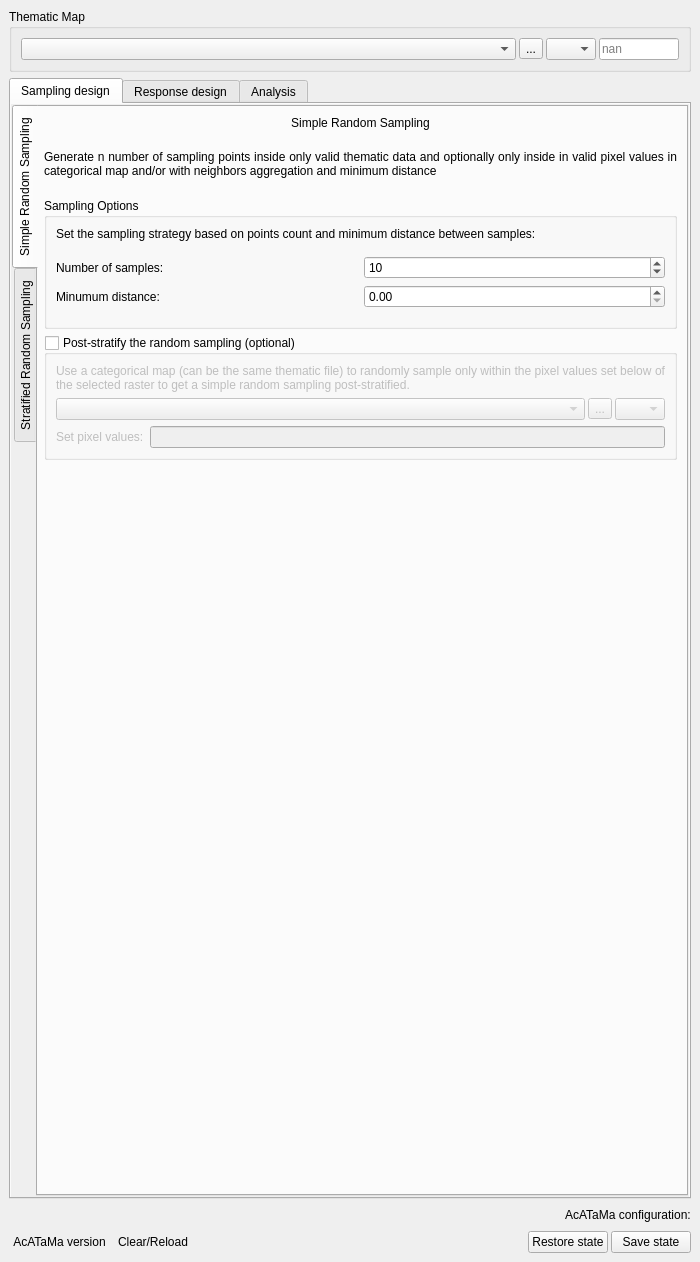
This is ui/acatama_dockwidget.ui in SMByC/AcATaMa as Qt 5 draws it before an edit. The edited form follows.
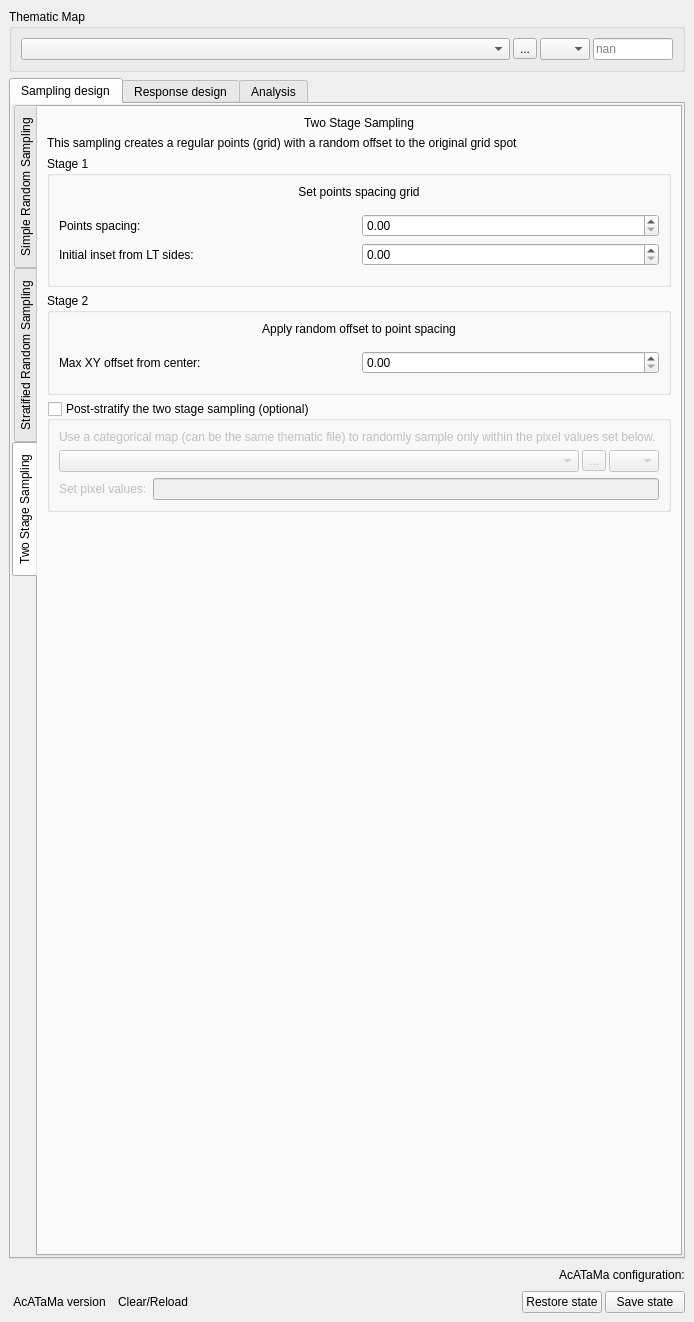
This is the edited form. The open tabs and pages were chosen to show the change. Icons and pictures are not drawn. Custom widgets are drawn as their Qt base class.

Commit message: Added a new sampling method: two-stage sampling using a point spacing grid with a random offset, but also with the option to post-stratified the sampling and the option of neighbours aggregation. With others fixes and changes.

```diff
--- a/ui/acatama_dockwidget.ui
+++ b/ui/acatama_dockwidget.ui
@@ -6,8 +6,8 @@
    <rect>
     <x>0</x>
     <y>0</y>
-    <width>700</width>
-    <height>1262</height>
+    <width>694</width>
+    <height>1322</height>
    </rect>
   </property>
   <property name="windowTitle">
@@ -851,6 +851,291 @@
                <zorder>verticalSpacer_4</zorder>
                <zorder>QGBox_3</zorder>
               </widget>
+              <widget class="QWidget" name="tab_TwoStageSampling">
+               <attribute name="title">
+                <string>Two Stage Sampling</string>
+               </attribute>
+               <layout class="QVBoxLayout" name="verticalLayout_7">
+                <item>
+                 <widget class="QLabel" name="label_22">
+                  <property name="text">
+                   <string>Two Stage Sampling</string>
+                  </property>
+                  <property name="alignment">
+                   <set>Qt::AlignCenter</set>
+                  </property>
+                 </widget>
+                </item>
+                <item>
+                 <widget class="QLabel" name="label_25">
+                  <property name="text">
+                   <string>This sampling creates a regular points (grid) with a random offset to the original grid spot</string>
+                  </property>
+                  <property name="alignment">
+                   <set>Qt::AlignJustify|Qt::AlignVCenter</set>
+                  </property>
+                  <property name="wordWrap">
+                   <bool>true</bool>
+                  </property>
+                 </widget>
+                </item>
+                <item>
+                 <widget class="QGroupBox" name="QGBox_5">
+                  <property name="title">
+                   <string>Stage 1</string>
+                  </property>
+                  <layout class="QVBoxLayout" name="verticalLayout_26">
+                   <item>
+                    <widget class="QLabel" name="label_32">
+                     <property name="text">
+                      <string>Set points spacing grid</string>
+                     </property>
+                     <property name="alignment">
+                      <set>Qt::AlignCenter</set>
+                     </property>
+                    </widget>
+                   </item>
+                   <item>
+                    <widget class="QWidget" name="widget_8" native="true">
+                     <layout class="QGridLayout" name="gridLayout_6">
+                      <property name="leftMargin">
+                       <number>0</number>
+                      </property>
+                      <property name="rightMargin">
+                       <number>0</number>
+                      </property>
+                      <item row="0" column="0">
+                       <widget class="QLabel" name="label_26">
+                        <property name="text">
+                         <string>Points spacing:</string>
+                        </property>
+                       </widget>
+                      </item>
+                      <item row="0" column="1">
+                       <widget class="QDoubleSpinBox" name="PointsSpacing_TwoSS"/>
+                      </item>
+                      <item row="1" column="0">
+                       <widget class="QLabel" name="label_27">
+                        <property name="text">
+                         <string>Initial inset from LT sides:</string>
+                        </property>
+                       </widget>
+                      </item>
+                      <item row="1" column="1">
+                       <widget class="QDoubleSpinBox" name="InitialInset_TwoSS"/>
+                      </item>
+                     </layout>
+                    </widget>
+                   </item>
+                  </layout>
+                 </widget>
+                </item>
+                <item>
+                 <widget class="QGroupBox" name="QGBox_6">
+                  <property name="title">
+                   <string>Stage 2</string>
+                  </property>
+                  <layout class="QVBoxLayout" name="verticalLayout_29">
+                   <item>
+                    <widget class="QLabel" name="label_7">
+                     <property name="text">
+                      <string>Apply random offset to point spacing</string>
+                     </property>
+                     <property name="alignment">
+                      <set>Qt::AlignCenter</set>
+                     </property>
+                    </widget>
+                   </item>
+                   <item>
+                    <widget class="QWidget" name="widget_11" native="true">
+                     <layout class="QGridLayout" name="gridLayout_7">
+                      <property name="leftMargin">
+                       <number>0</number>
+                      </property>
+                      <property name="rightMargin">
+                       <number>0</number>
+                      </property>
+                      <item row="0" column="0">
+                       <widget class="QLabel" name="label_31">
+                        <property name="text">
+                         <string>Max XY offset from center:</string>
+                        </property>
+                       </widget>
+                      </item>
+                      <item row="0" column="1">
+                       <widget class="QDoubleSpinBox" name="MaxDistanceRadius_TwoSS"/>
+                      </item>
+                     </layout>
+                    </widget>
+                   </item>
+                  </layout>
+                 </widget>
+                </item>
+                <item>
+                 <widget class="QGroupBox" name="QGBox_TwoSSwithCR">
+                  <property name="title">
+                   <string>Post-stratify the two stage sampling (optional)</string>
+                  </property>
+                  <property name="checkable">
+                   <bool>true</bool>
+                  </property>
+                  <property name="checked">
+                   <bool>false</bool>
+                  </property>
+                  <layout class="QVBoxLayout" name="verticalLayout_32">
+                   <item>
+                    <widget class="QWidget" name="widget_TwoSSwithCR" native="true">
+                     <layout class="QVBoxLayout" name="verticalLayout_33">
+                      <property name="leftMargin">
+                       <number>0</number>
+                      </property>
+                      <property name="topMargin">
+                       <number>0</number>
+                      </property>
+                      <property name="rightMargin">
+                       <number>0</number>
+                      </property>
+                      <property name="bottomMargin">
+                       <number>0</number>
+                      </property>
+                      <item>
+                       <widget class="QLabel" name="label_33">
+                        <property name="text">
+                         <string>Use a categorical map (can be the same thematic file) to randomly sample only within the pixel values set below.</string>
+                        </property>
+                        <property name="alignment">
+                         <set>Qt::AlignJustify|Qt::AlignVCenter</set>
+                        </property>
+                        <property name="wordWrap">
+                         <bool>true</bool>
+                        </property>
+                       </widget>
+                      </item>
+                      <item>
+                       <widget class="QWidget" name="widget_27" native="true">
+                        <layout class="QHBoxLayout" name="horizontalLayout_27">
+                         <property name="spacing">
+                          <number>3</number>
+                         </property>
+                         <property name="leftMargin">
+                          <number>0</number>
+                         </property>
+                         <property name="topMargin">
+                          <number>0</number>
+                         </property>
+                         <property name="rightMargin">
+                          <number>0</number>
+                         </property>
+                         <property name="bottomMargin">
+                          <number>0</number>
+                         </property>
+                         <item>
+                          <widget class="QgsMapLayerComboBox" name="QCBox_CategMap_TwoSS">
+                           <property name="sizePolicy">
+                            <sizepolicy hsizetype="Expanding" vsizetype="Fixed">
+                             <horstretch>0</horstretch>
+                             <verstretch>0</verstretch>
+                            </sizepolicy>
+                           </property>
+                           <property name="focusPolicy">
+                            <enum>Qt::StrongFocus</enum>
+                           </property>
+                           <property name="editable">
+                            <bool>false</bool>
+                           </property>
+                           <property name="allowEmptyLayer">
+                            <bool>true</bool>
+                           </property>
+                          </widget>
+                         </item>
+                         <item>
+                          <widget class="QToolButton" name="QPBtn_browseCategMap_TwoSS">
+                           <property name="maximumSize">
+                            <size>
+                             <width>30</width>
+                             <height>16777215</height>
+                            </size>
+                           </property>
+                           <property name="toolTip">
+                            <string>Load file</string>
+                           </property>
+                           <property name="text">
+                            <string>...</string>
+                           </property>
+                          </widget>
+                         </item>
+                         <item>
+                          <widget class="QComboBox" name="QCBox_band_CategMap_TwoSS">
+                           <property name="maximumSize">
+                            <size>
+                             <width>50</width>
+                             <height>16777215</height>
+                            </size>
+                           </property>
+                           <property name="toolTip">
+                            <string>Band</string>
+                           </property>
+                          </widget>
+                         </item>
+                        </layout>
+                       </widget>
+                      </item>
+                      <item>
+                       <widget class="QWidget" name="widget_12" native="true">
+                        <layout class="QHBoxLayout" name="horizontalLayout_6">
+                         <property name="leftMargin">
+                          <number>0</number>
+                         </property>
+                         <property name="topMargin">
+                          <number>0</number>
+                         </property>
+                         <property name="rightMargin">
+                          <number>0</number>
+                         </property>
+                         <property name="bottomMargin">
+                          <number>0</number>
+                         </property>
+                         <item>
+                          <widget class="QLabel" name="label_34">
+                           <property name="text">
+                            <string>Set pixel values:</string>
+                           </property>
+                          </widget>
+                         </item>
+                         <item>
+                          <widget class="QLineEdit" name="pixelValuesCategMap_TwoSS">
+                           <property name="toolTip">
+                            <string>Enter multiple pixel values separated by comma</string>
+                           </property>
+                          </widget>
+                         </item>
+                        </layout>
+                       </widget>
+                      </item>
+                     </layout>
+                    </widget>
+                   </item>
+                  </layout>
+                 </widget>
+                </item>
+                <item>
+                 <widget class="GenerateSamplingWidget" name="widget_generate_TwoSS" native="true"/>
+                </item>
+                <item>
+                 <spacer name="verticalSpacer_6">
+                  <property name="orientation">
+                   <enum>Qt::Vertical</enum>
+                  </property>
+                  <property name="sizeHint" stdset="0">
+                   <size>
+                    <width>20</width>
+                    <height>40</height>
+                   </size>
+                  </property>
+                 </spacer>
+                </item>
+               </layout>
+              </widget>
              </widget>
             </item>
            </layout>
```
Left out of the diff: 30 changed lines with no effect on the pictures. The commit also changes 7 other files.
